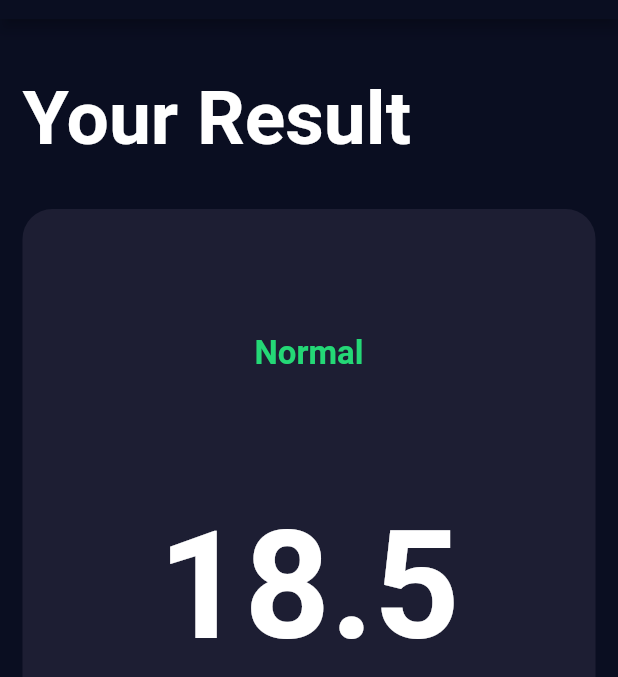
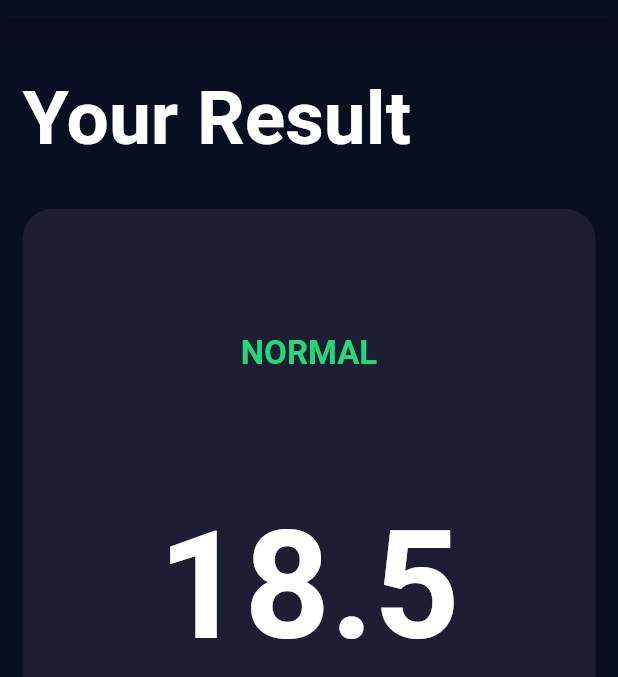
Before and after one commit to Deepak-coder80/BMI-flutter-App, a Flutter app: the screen it shows after launch, after a tap on "CALCULATE", on a phone screen of 412 x 824 dp, the part 65-742 px from its top. Run offline on Flutter 3.47's test engine with Material 2 defaults, Android fonts, the phone set to English and light mode, and no system bars; our stand-ins replace font_awesome_flutter.

Commit message:
result style added

```diff
--- a/lib/constants/constants.dart
+++ b/lib/constants/constants.dart
@@ -40,3 +40,8 @@ const kBodyTextStyle = TextStyle(
   fontSize: 22.0,
   color: Colors.white,
 );
+const kResultTextStyle2 = TextStyle(
+  color: Colors.red,
+  fontSize: 22.0,
+  fontWeight: FontWeight.bold,
+);
--- a/lib/screens/resultpage.dart
+++ b/lib/screens/resultpage.dart
@@ -45,8 +45,10 @@ class ResultPage extends StatelessWidget {
                   crossAxisAlignment: CrossAxisAlignment.center,
                   children: [
                     Text(
-                      resultText,
-                      style: kResultTextStyle,
+                      resultText.toUpperCase(),
+                      style: resultText == "Normal"
+                          ? kResultTextStyle
+                          : kResultTextStyle2,
                     ),
                     Text(
                       bmiResult,
```
